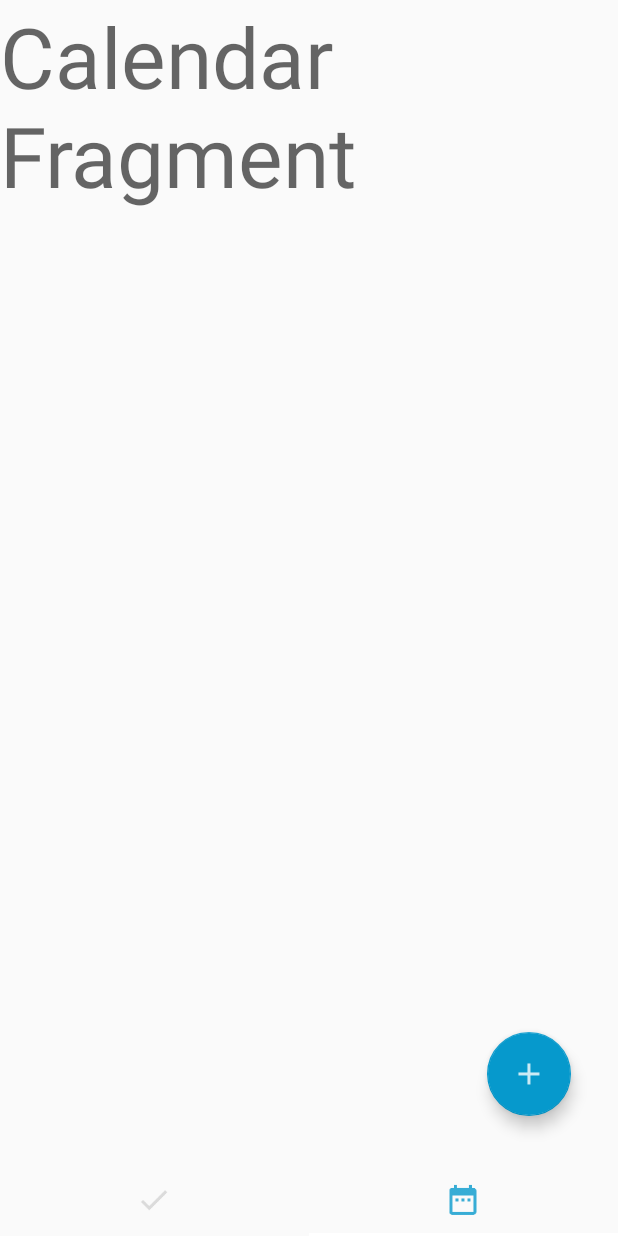
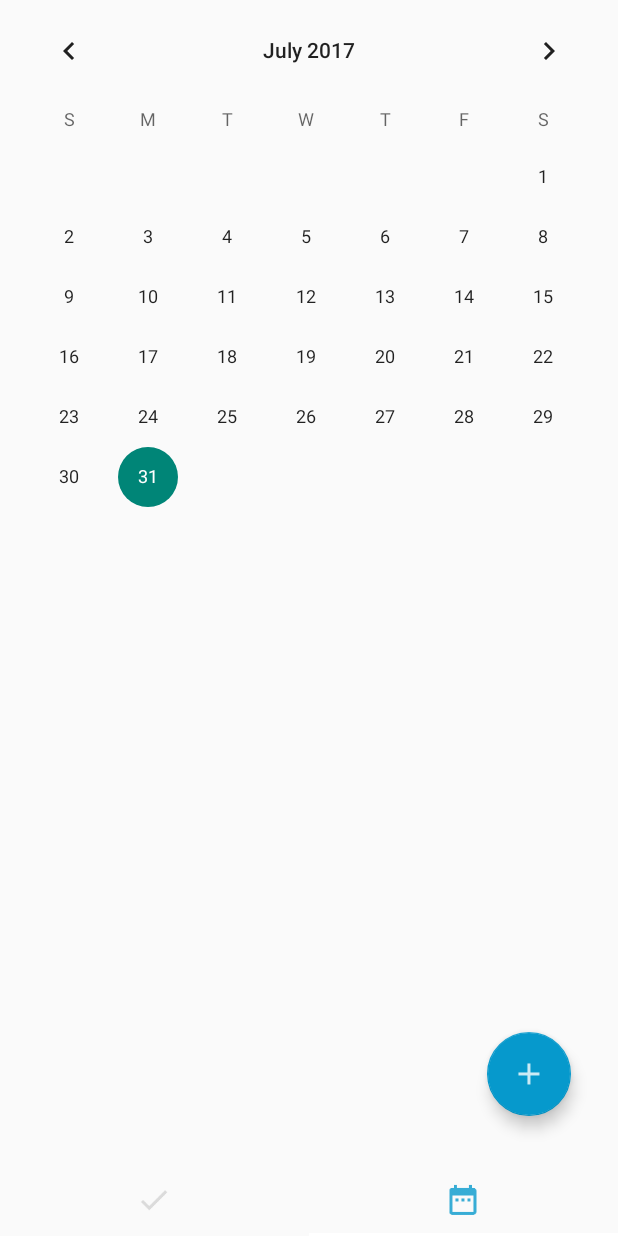
Before and after one commit to Ted1021/BoostCamp_Project, an Android app: the screen it shows after launch (HomeActivity), item 2 of the bottom bar chosen, on a phone screen of 412 x 824 dp. Run offline under Robolectric (Android 15) with nearby library versions, the phone set to English and light mode, and no system bars.

Commit message:
Change Package Name

```diff
--- a/app/src/main/AndroidManifest.xml
+++ b/app/src/main/AndroidManifest.xml
@@ -18,15 +18,15 @@
         android:roundIcon="@mipmap/ic_launcher_round"
         android:supportsRtl="true"
         android:theme="@style/Theme.AppCompat.Light.NoActionBar">
-        <activity android:name=".Splash.SplashActivity">
+        <activity android:name=".splash.SplashActivity">
             <intent-filter>
                 <action android:name="android.intent.action.MAIN" />
 
                 <category android:name="android.intent.category.LAUNCHER" />
             </intent-filter>
         </activity>
-        <activity android:name=".Home.HomeActivity"></activity>
-        <activity android:name=".Regist.RegistActivity"></activity>
+        <activity android:name=".home.HomeActivity"></activity>
+        <activity android:name=".regist.RegistActivity"></activity>
     </application>
 
 </manifest>
--- a/app/src/main/java/com/tedkim/smartschedule/Home/CalendarFragment.java
+++ /dev/null
@@ -1,36 +0,0 @@
-package com.tedkim.smartschedule.Home;
-
-
-import android.os.Bundle;
-import android.support.v4.app.Fragment;
-import android.view.LayoutInflater;
-import android.view.View;
-import android.view.ViewGroup;
-
-import com.tedkim.smartschedule.R;
-
-/**
- * @file CalendarFragment.java
- * @brief Show schedules with calendar
- *
- * @author 김태원
- * @date 2017.07.31
- *
- */
-
-public class CalendarFragment extends Fragment {
-
-
-    public CalendarFragment() {
-        // Required empty public constructor
-    }
-
-
-    @Override
-    public View onCreateView(LayoutInflater inflater, ViewGroup container,
-                             Bundle savedInstanceState) {
-        // Inflate the layout for this fragment
-        return inflater.inflate(R.layout.fragment_calendar, container, false);
-    }
-
-}
--- /dev/null
+++ b/app/src/main/java/com/tedkim/smartschedule/home/CalendarFragment.java
@@ -0,0 +1,58 @@
+package com.tedkim.smartschedule.home;
+
+
+import android.os.Bundle;
+import android.support.annotation.NonNull;
+import android.support.v4.app.Fragment;
+import android.view.LayoutInflater;
+import android.view.View;
+import android.view.ViewGroup;
+import android.widget.CalendarView;
+
+import com.tedkim.smartschedule.R;
+
+import java.util.Calendar;
+
+/**
+ * @file CalendarFragment.java
+ * @brief Show schedules with calendar
+ *
+ * @author 김태원
+ * @date 2017.07.31
+ *
+ */
+
+public class CalendarFragment extends Fragment {
+
+    CalendarView mCalendarView;
+    Calendar mCurrentDate;
+
+    public CalendarFragment() {
+        // Required empty public constructor
+    }
+
+
+    @Override
+    public View onCreateView(LayoutInflater inflater, ViewGroup container,
+                             Bundle savedInstanceState) {
+        // Inflate the layout for this fragment
+        View view = inflater.inflate(R.layout.fragment_calendar, container, false);
+
+        initView(view);
+
+        return view;
+    }
+
+    private void initView(View view){
+
+        mCalendarView = (CalendarView) view.findViewById(R.id.calendarView);
+        mCalendarView.setOnDateChangeListener(new CalendarView.OnDateChangeListener() {
+            @Override
+            public void onSelectedDayChange(@NonNull CalendarView view, int year, int month, int dayOfMonth) {
+
+                mCurrentDate.getInstance().set(year, month, dayOfMonth);
+            }
+        });
+    }
+
+}
--- a/app/src/main/java/com/tedkim/smartschedule/Home/HomeActivity.java
+++ b/app/src/main/java/com/tedkim/smartschedule/home/HomeActivity.java
@@ -1,4 +1,4 @@
-package com.tedkim.smartschedule.Home;
+package com.tedkim.smartschedule.home;
 
 import android.content.Intent;
 import android.graphics.PorterDuff;
@@ -14,7 +14,7 @@ import android.support.v7.app.AppCompatActivity;
 import android.view.View;
 
 import com.tedkim.smartschedule.R;
-import com.tedkim.smartschedule.Regist.RegistActivity;
+import com.tedkim.smartschedule.regist.RegistActivity;
 
 /**
  * @author 김태원
--- a/app/src/main/java/com/tedkim/smartschedule/Home/ScheduleFragment.java
+++ b/app/src/main/java/com/tedkim/smartschedule/home/ScheduleFragment.java
@@ -1,4 +1,4 @@
-package com.tedkim.smartschedule.Home;
+package com.tedkim.smartschedule.home;
 
 
 import android.os.Bundle;
--- a/app/src/main/java/com/tedkim/smartschedule/Regist/RegistActivity.java
+++ b/app/src/main/java/com/tedkim/smartschedule/regist/RegistActivity.java
@@ -1,4 +1,4 @@
-package com.tedkim.smartschedule.Regist;
+package com.tedkim.smartschedule.regist;
 
 import android.support.v7.app.AppCompatActivity;
 import android.os.Bundle;
--- a/app/src/main/java/com/tedkim/smartschedule/Splash/SplashActivity.java
+++ b/app/src/main/java/com/tedkim/smartschedule/splash/SplashActivity.java
@@ -1,4 +1,4 @@
-package com.tedkim.smartschedule.Splash;
+package com.tedkim.smartschedule.splash;
 
 import android.content.Intent;
 import android.os.Bundle;
@@ -7,7 +7,7 @@ import android.support.v7.app.AppCompatActivity;
 import android.widget.ImageView;
 
 import com.bumptech.glide.Glide;
-import com.tedkim.smartschedule.Home.HomeActivity;
+import com.tedkim.smartschedule.home.HomeActivity;
 import com.tedkim.smartschedule.R;
 
 /**
--- a/app/src/main/res/layout/activity_home.xml
+++ b/app/src/main/res/layout/activity_home.xml
@@ -4,7 +4,7 @@
     xmlns:tools="http://schemas.android.com/tools"
     android:layout_width="match_parent"
     android:layout_height="match_parent"
-    tools:context="com.tedkim.smartschedule.Home.HomeActivity">
+    tools:context="com.tedkim.smartschedule.home.HomeActivity">
 
     <android.support.design.widget.FloatingActionButton
         android:id="@+id/floatingActionButton"
@@ -23,8 +23,10 @@
         android:id="@+id/viewPager"
         class="android.support.v4.view.ViewPager"
         id="@+id/view"
+        layout_centerHorizontal="true"
+        layout_centerVertical="true"
         android:layout_width="wrap_content"
-        android:layout_height="match_parent"
+        android:layout_height="wrap_content"
         android:layout_above="@+id/tabLayout" />
 
     <android.support.design.widget.TabLayout
--- a/app/src/main/res/layout/activity_regist.xml
+++ b/app/src/main/res/layout/activity_regist.xml
@@ -4,7 +4,7 @@
     xmlns:tools="http://schemas.android.com/tools"
     android:layout_width="match_parent"
     android:layout_height="match_parent"
-    tools:context="com.tedkim.smartschedule.Regist.RegistActivity">
+    tools:context="com.tedkim.smartschedule.regist.RegistActivity">
 
     <TextView
         android:id="@+id/textView3"
--- a/app/src/main/res/layout/activity_splash.xml
+++ b/app/src/main/res/layout/activity_splash.xml
@@ -4,7 +4,7 @@
     xmlns:tools="http://schemas.android.com/tools"
     android:layout_width="match_parent"
     android:layout_height="match_parent"
-    tools:context="com.tedkim.smartschedule.Splash.SplashActivity">
+    tools:context="com.tedkim.smartschedule.splash.SplashActivity">
 
     <ImageView
         android:id="@+id/imageView_logo"
--- a/app/src/main/res/layout/fragment_calendar.xml
+++ b/app/src/main/res/layout/fragment_calendar.xml
@@ -2,14 +2,13 @@
     xmlns:tools="http://schemas.android.com/tools"
     android:layout_width="match_parent"
     android:layout_height="match_parent"
-    tools:context="com.tedkim.smartschedule.Home.CalendarFragment">
+    tools:context="com.tedkim.smartschedule.home.CalendarFragment">
 
     <!-- TODO: Update blank fragment layout -->
 
-    <TextView
-        android:id="@+id/textView"
-        android:layout_width="wrap_content"
+    <CalendarView
+        android:id="@+id/calendarView"
+        android:layout_width="match_parent"
         android:layout_height="wrap_content"
-        android:text="Calendar Fragment"
-        android:textAppearance="@style/TextAppearance.AppCompat.Display3" />
+        android:elevation="0dp" />
 </FrameLayout>
--- a/app/src/main/res/layout/fragment_schedule.xml
+++ b/app/src/main/res/layout/fragment_schedule.xml
@@ -2,7 +2,7 @@
     xmlns:tools="http://schemas.android.com/tools"
     android:layout_width="match_parent"
     android:layout_height="match_parent"
-    tools:context="com.tedkim.smartschedule.Home.ScheduleFragment">
+    tools:context="com.tedkim.smartschedule.home.ScheduleFragment">
 
     <!-- TODO: Update blank fragment layout -->
 
--- a/app/src/main/res/values/strings.xml
+++ b/app/src/main/res/values/strings.xml
@@ -1,6 +1,3 @@
 <resources>
     <string name="app_name">SmartSchedule</string>
-
-    <!-- TODO: Remove or change this placeholder text -->
-    <string name="hello_blank_fragment">Hello blank fragment</string>
 </resources>
```
